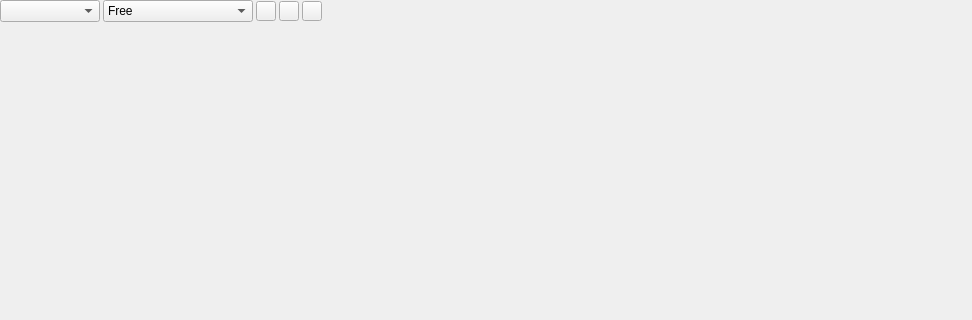
Qt form XS/source/GameSceneDockWidget.ui (xenginez/X) before a commit; both pictures show x 0 to 972 and y 0 to 320 of the 972 by 655 pixel window.
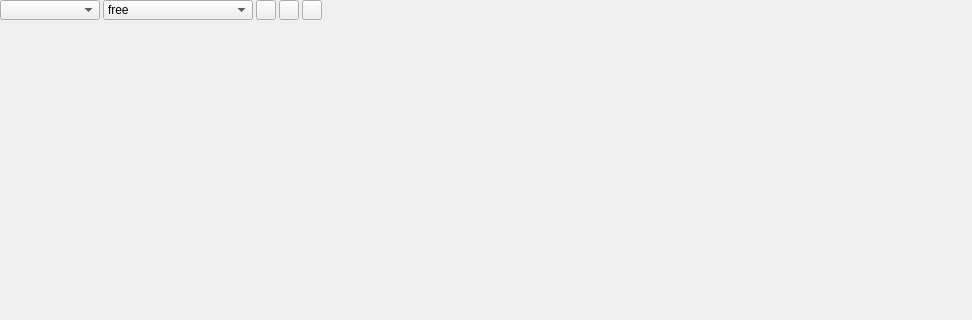
The same form after that commit.

Commit message: 修正布局

Diff of the .ui file:
```diff
--- a/XS/source/GameSceneDockWidget.ui
+++ b/XS/source/GameSceneDockWidget.ui
@@ -37,6 +37,18 @@
        <verstretch>0</verstretch>
       </sizepolicy>
      </property>
+     <property name="minimumSize">
+      <size>
+       <width>0</width>
+       <height>20</height>
+      </size>
+     </property>
+     <property name="maximumSize">
+      <size>
+       <width>16777215</width>
+       <height>20</height>
+      </size>
+     </property>
      <layout class="QHBoxLayout" name="horizontalLayout">
       <property name="spacing">
        <number>3</number>
@@ -97,7 +109,7 @@
         </property>
         <item>
          <property name="text">
-          <string>Free</string>
+          <string>free</string>
          </property>
         </item>
         <item>
```
The commit also changes 4 other files.
